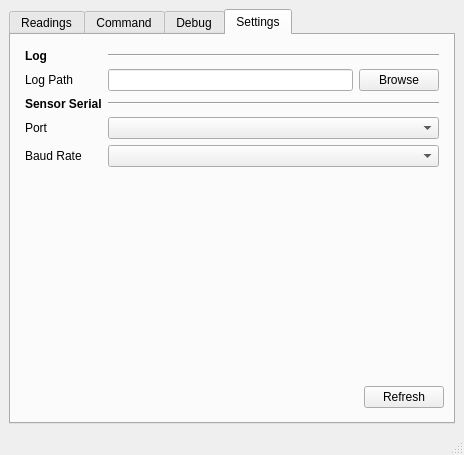
Before: the Qt Designer form tf03_test/main_window.ui in codincodee/tf0x_dev, drawn with Qt 5.
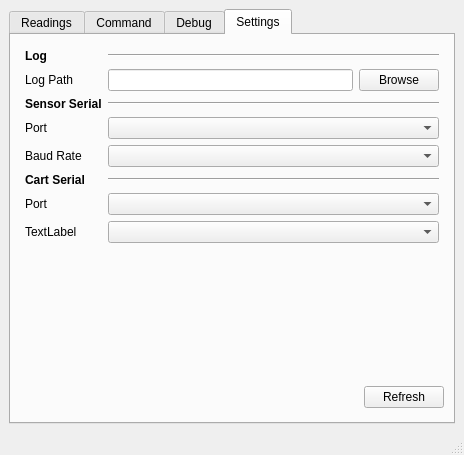
After: the same form once the commit is applied. The open tabs and pages were chosen to show the change.

What changed in the file:
```diff
--- a/tf03_test/main_window.ui
+++ b/tf03_test/main_window.ui
@@ -697,13 +697,16 @@
             </item>
             <item>
              <layout class="QGridLayout" name="gridLayout_8">
-              <item row="4" column="0">
-               <widget class="QLabel" name="label_17">
+              <item row="9" column="0">
+               <widget class="QLabel" name="label_26">
                 <property name="text">
-                 <string>Port</string>
+                 <string>TextLabel</string>
                 </property>
                </widget>
               </item>
+              <item row="9" column="1">
+               <widget class="QComboBox" name="comboBox_4"/>
+              </item>
               <item row="2" column="0">
                <widget class="QLabel" name="label_16">
                 <property name="text">
@@ -711,18 +714,12 @@
                 </property>
                </widget>
               </item>
-              <item row="6" column="0">
-               <spacer name="verticalSpacer_10">
-                <property name="orientation">
-                 <enum>Qt::Vertical</enum>
+              <item row="4" column="0">
+               <widget class="QLabel" name="label_17">
+                <property name="text">
+                 <string>Port</string>
                 </property>
-                <property name="sizeHint" stdset="0">
-                 <size>
-                  <width>20</width>
-                  <height>40</height>
-                 </size>
-                </property>
-               </spacer>
+               </widget>
               </item>
               <item row="4" column="1">
                <layout class="QHBoxLayout" name="horizontalLayout_7">
@@ -801,6 +798,49 @@
               <item row="5" column="1">
                <widget class="QComboBox" name="SensorSerialBaudRateComboBox"/>
               </item>
+              <item row="8" column="0">
+               <widget class="QLabel" name="label_22">
+                <property name="text">
+                 <string>Port</string>
+                </property>
+               </widget>
+              </item>
+              <item row="7" column="1">
+               <widget class="Line" name="line_5">
+                <property name="orientation">
+                 <enum>Qt::Horizontal</enum>
+                </property>
+               </widget>
+              </item>
+              <item row="7" column="0">
+               <widget class="QLabel" name="label_21">
+                <property name="font">
+                 <font>
+                  <weight>75</weight>
+                  <bold>true</bold>
+                 </font>
+                </property>
+                <property name="text">
+                 <string>Cart Serial</string>
+                </property>
+               </widget>
+              </item>
+              <item row="8" column="1">
+               <widget class="QComboBox" name="comboBox_3"/>
+              </item>
+              <item row="10" column="1">
+               <spacer name="verticalSpacer_10">
+                <property name="orientation">
+                 <enum>Qt::Vertical</enum>
+                </property>
+                <property name="sizeHint" stdset="0">
+                 <size>
+                  <width>20</width>
+                  <height>40</height>
+                 </size>
+                </property>
+               </spacer>
+              </item>
              </layout>
             </item>
             <item>
```
Left out of the diff: 60 changed lines with no effect on the pictures.
